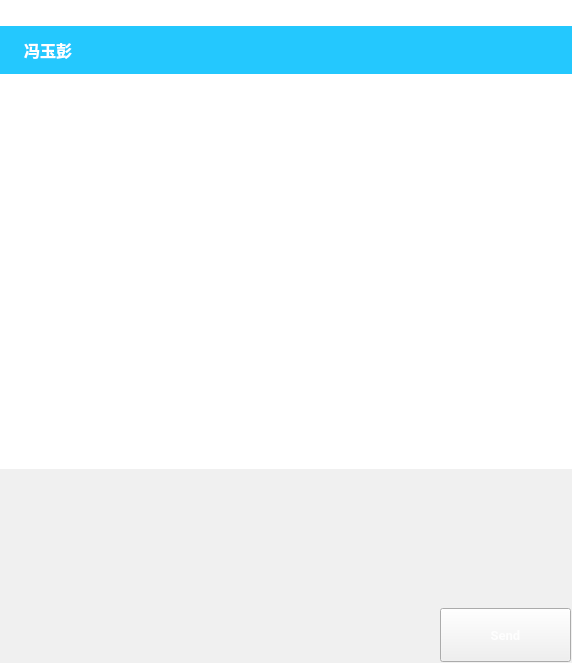
Before: the Qt Designer form Client/chatwindow.ui in BIT-Linpop-DevTeam/LinpopClientDemo, drawn with Qt 5.
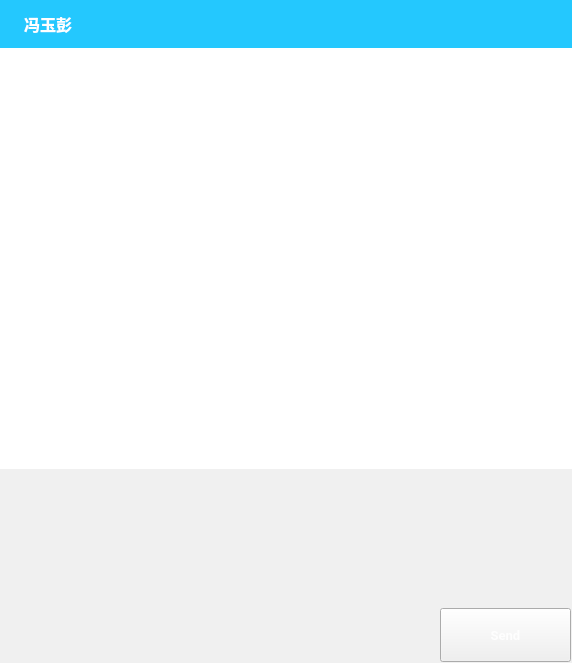
After: the same form once the commit is applied. Icons and pictures are not drawn.

Commit message: optimize the chat window

Patch:
```diff
--- a/Client/chatwindow.ui
+++ b/Client/chatwindow.ui
@@ -30,132 +30,7 @@
     <number>0</number>
    </property>
    <item>
-    <layout class="QHBoxLayout" name="horizontalLayout_1">
-     <item>
-      <spacer name="horizontalSpacer_1">
-       <property name="font">
-        <font>
-         <family>Roboto</family>
-         <pointsize>10</pointsize>
-        </font>
-       </property>
-       <property name="orientation">
-        <enum>Qt::Horizontal</enum>
-       </property>
-       <property name="sizeType">
-        <enum>QSizePolicy::Fixed</enum>
-       </property>
-       <property name="sizeHint" stdset="0">
-        <size>
-         <width>9</width>
-         <height>20</height>
-        </size>
-       </property>
-      </spacer>
-     </item>
-     <item>
-      <widget class="QPushButton" name="closeButton">
-       <property name="minimumSize">
-        <size>
-         <width>16</width>
-         <height>16</height>
-        </size>
-       </property>
-       <property name="maximumSize">
-        <size>
-         <width>16</width>
-         <height>16</height>
-        </size>
-       </property>
-       <property name="font">
-        <font>
-         <family>Roboto</family>
-         <pointsize>10</pointsize>
-        </font>
-       </property>
-       <property name="styleSheet">
-        <string notr="true">QPushButton{
-    image: url(:/src/GUI/close.png);
-    border-style: outset;
-}
-QPushButton:hover{
-    image: url(:/src/GUI/close_hover.png);
-    border-style: outset;
-}
-QPushButton:pressed{
-    image: url(:/src/GUI/close_hover.png);
-    border-style: outset;
-}
-</string>
-       </property>
-       <property name="text">
-        <string/>
-       </property>
-      </widget>
-     </item>
-     <item>
-      <widget class="QPushButton" name="minimizeButton">
-       <property name="minimumSize">
-        <size>
-         <width>16</width>
-         <height>16</height>
-        </size>
-       </property>
-       <property name="maximumSize">
-        <size>
-         <width>16</width>
-         <height>16</height>
-        </size>
-       </property>
-       <property name="font">
-        <font>
-         <family>Roboto</family>
-         <pointsize>10</pointsize>
-        </font>
-       </property>
-       <property name="styleSheet">
-        <string notr="true">QPushButton{
-    image: url(:/src/GUI/min.png);
-    border-style: outset;
-	border: none;
-}
-QPushButton:hover{
-    image: url(:/src/GUI/min_hover.png);
-    border-style: outset;
-	border: none;
-}
-QPushButton:pressed{
-    image: url(:/src/GUI/min_hover.png);
-    border-style: outset;
-	border: none;
-}
-</string>
-       </property>
-       <property name="text">
-        <string/>
-       </property>
-      </widget>
-     </item>
-     <item>
-      <spacer name="horizontalSpacer">
-       <property name="font">
-        <font>
-         <family>Roboto</family>
-         <pointsize>10</pointsize>
-        </font>
-       </property>
-       <property name="orientation">
-        <enum>Qt::Horizontal</enum>
-       </property>
-       <property name="sizeHint" stdset="0">
-        <size>
-         <width>40</width>
-         <height>20</height>
-        </size>
-       </property>
-      </spacer>
-     </item>
-    </layout>
+    <layout class="QHBoxLayout" name="horizontalLayout_1"/>
    </item>
    <item>
     <layout class="QVBoxLayout" name="verticalLayout_1" stretch="0,1,0,0">
@@ -211,6 +86,89 @@
           </property>
          </spacer>
         </item>
+        <item>
+         <widget class="QPushButton" name="minimizeButton">
+          <property name="minimumSize">
+           <size>
+            <width>16</width>
+            <height>16</height>
+           </size>
+          </property>
+          <property name="maximumSize">
+           <size>
+            <width>16</width>
+            <height>16</height>
+           </size>
+          </property>
+          <property name="font">
+           <font>
+            <family>Roboto</family>
+            <pointsize>10</pointsize>
+           </font>
+          </property>
+          <property name="styleSheet">
+           <string notr="true">QPushButton{
+    border-image: url(:/src/GUI/min.png);
+    border-style: outset;
+	border: none;
+}
+QPushButton:hover{
+    image: url(:/src/GUI/min_hover.png);
+    border-style: outset;
+	border: none;
+}
+QPushButton:pressed{
+    image: url(:/src/GUI/min_hover.png);
+    border-style: outset;
+	border: none;
+}
+</string>
+          </property>
+          <property name="text">
+           <string/>
+          </property>
+         </widget>
+        </item>
+        <item>
+         <widget class="QPushButton" name="closeButton">
+          <property name="minimumSize">
+           <size>
+            <width>16</width>
+            <height>16</height>
+           </size>
+          </property>
+          <property name="maximumSize">
+           <size>
+            <width>16</width>
+            <height>16</height>
+           </size>
+          </property>
+          <property name="font">
+           <font>
+            <family>Roboto</family>
+            <pointsize>10</pointsize>
+           </font>
+          </property>
+          <property name="styleSheet">
+           <string notr="true">QPushButton{
+    border-image: url(:/src/GUI/close.png);
+    border-style: outset;
+}
+QPushButton:hover{
+    image: url(:/src/GUI/close_hover.png);
+    border-style: outset;
+}
+QPushButton:pressed{
+    image: url(:/src/GUI/close_hover.png);
+    border-style: outset;
+}
+</string>
+          </property>
+          <property name="text">
+           <string/>
+          </property>
+         </widget>
+        </item>
        </layout>
       </widget>
      </item>
```
The commit also changes 7 other files.
